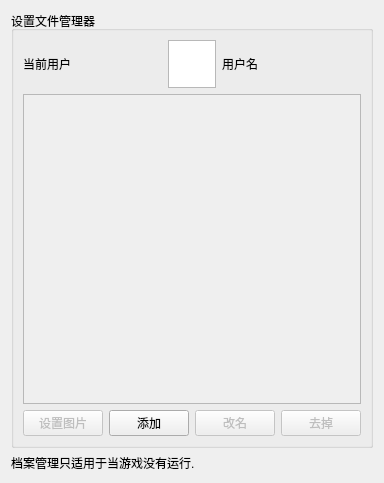
This is src/yuzu/configuration/configure_profile_manager.ui in formylover/yuzu-early-access as Qt 5 draws it before an edit. The edited form follows.
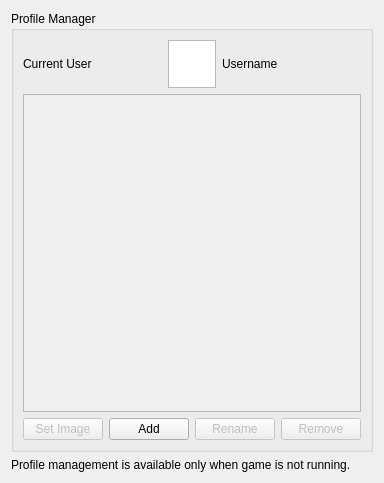
This is the edited form.

Diff of the .ui file:
```diff
--- a/src/yuzu/configuration/configure_profile_manager.ui
+++ b/src/yuzu/configuration/configure_profile_manager.ui
@@ -19,7 +19,7 @@
      <item>
       <widget class="QGroupBox" name="gridGroupBox">
        <property name="title">
-        <string>设置文件管理器</string>
+        <string>Profile Manager</string>
        </property>
        <layout class="QGridLayout" name="gridLayout_2">
         <property name="sizeConstraint">
@@ -36,7 +36,7 @@
              </sizepolicy>
             </property>
             <property name="text">
-             <string>当前用户</string>
+             <string>Current User</string>
             </property>
            </widget>
           </item>
@@ -74,7 +74,7 @@
              </sizepolicy>
             </property>
             <property name="text">
-             <string>用户名</string>
+             <string>Username</string>
             </property>
            </widget>
           </item>
@@ -104,7 +104,7 @@
              <bool>false</bool>
             </property>
             <property name="text">
-             <string>设置图片</string>
+             <string>Set Image</string>
             </property>
            </widget>
           </item>
@@ -124,7 +124,7 @@
           <item>
            <widget class="QPushButton" name="pm_add">
             <property name="text">
-             <string>添加</string>
+             <string>Add</string>
             </property>
            </widget>
           </item>
@@ -134,7 +134,7 @@
              <bool>false</bool>
             </property>
             <property name="text">
-             <string>改名</string>
+             <string>Rename</string>
             </property>
            </widget>
           </item>
@@ -144,7 +144,7 @@
              <bool>false</bool>
             </property>
             <property name="text">
-             <string>去掉</string>
+             <string>Remove</string>
             </property>
            </widget>
           </item>
@@ -156,7 +156,7 @@
      <item>
       <widget class="QLabel" name="label_disable_info">
        <property name="text">
-        <string>档案管理只适用于当游戏没有运行.</string>
+        <string>Profile management is available only when game is not running.</string>
        </property>
        <property name="wordWrap">
         <bool>true</bool>
```
